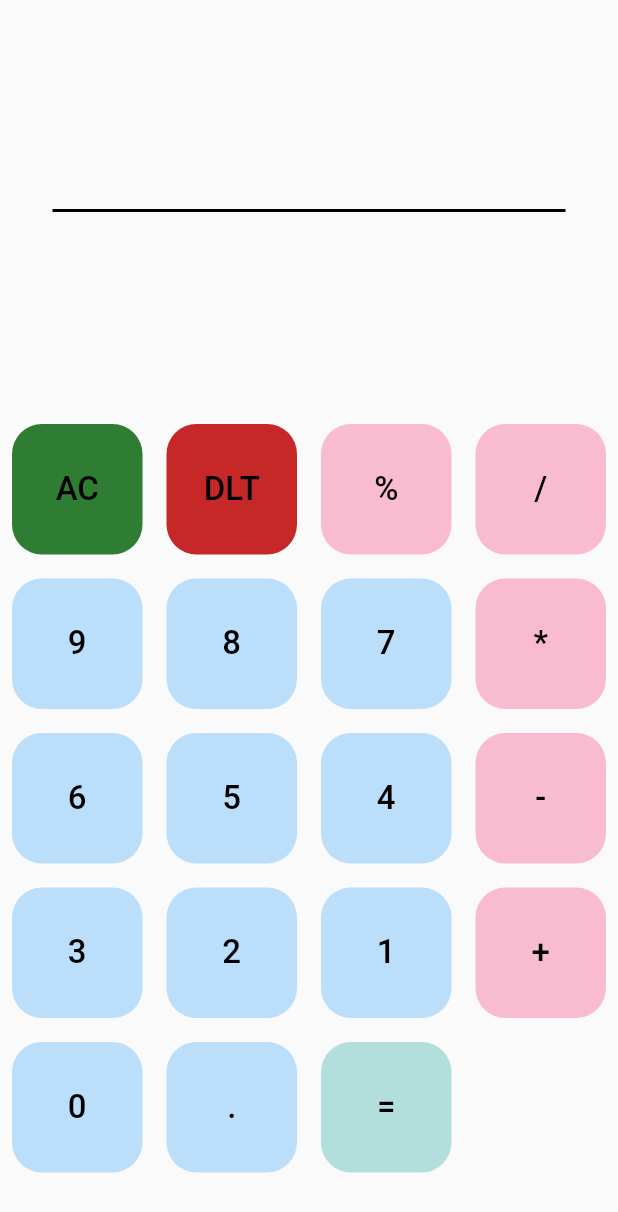
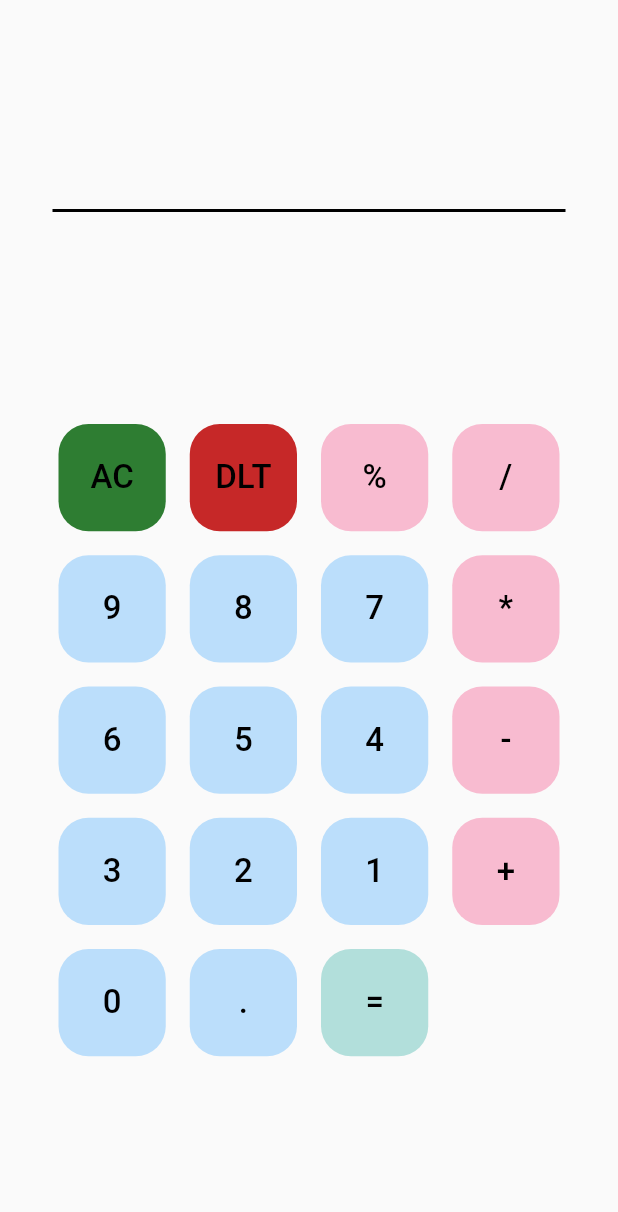
Before and after one commit to Shebin-PR/Calculator, a Flutter app: the screen it shows after launch, on a phone screen of 412 x 824 dp. Shown: the top 1212 px of the screen. Run offline on Flutter 3.47's test engine with Material 2 defaults, Android fonts, the phone set to English and light mode, and no system bars; our stand-ins replace math_expressions.

Commit message:
ui_changes

```diff
--- a/lib/Screens/homescreen.dart
+++ b/lib/Screens/homescreen.dart
@@ -83,7 +83,7 @@ class _HomeScreenState extends State<HomeScreen> {
             Expanded(
               flex: 2,
               child: SizedBox(
-                // width: 350,
+                width: 350,
                 child: GridView.builder(
                   gridDelegate: const SliverGridDelegateWithFixedCrossAxisCount(
                     crossAxisCount: 4,
```
